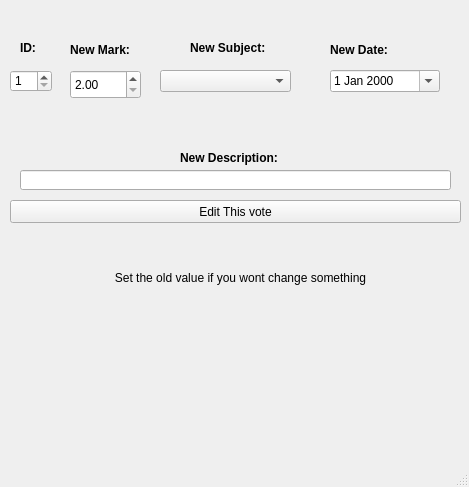
Before: the Qt Designer form editrecord.ui in ice-bit/registro, drawn with Qt 5.
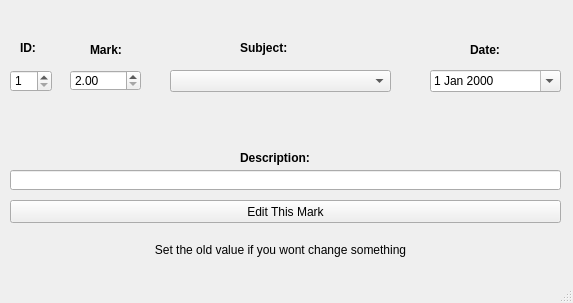
After: the same form once the commit is applied. Icons and pictures are not drawn.

Diff of the .ui file:
```diff
--- a/editrecord.ui
+++ b/editrecord.ui
@@ -6,8 +6,8 @@
       <rect>
         <x>0</x>
         <y>0</y>
-        <width>469</width>
-        <height>487</height>
+    <width>573</width>
+    <height>303</height>
       </rect>
     </property>
     <property name="windowTitle">
@@ -22,9 +22,9 @@
       <widget class="QLabel" name="label">
         <property name="geometry">
           <rect>
-            <x>70</x>
+      <x>90</x>
             <y>40</y>
-            <width>81</width>
+      <width>41</width>
             <height>20</height>
           </rect>
         </property>
@@ -35,15 +35,15 @@
           </font>
         </property>
         <property name="text">
-          <string>New Mark:</string>
+     <string>Mark:</string>
         </property>
       </widget>
       <widget class="QLabel" name="label_2">
         <property name="geometry">
           <rect>
-            <x>190</x>
+      <x>240</x>
             <y>40</y>
-            <width>101</width>
+      <width>81</width>
             <height>16</height>
           </rect>
         </property>
@@ -54,15 +54,15 @@
           </font>
         </property>
         <property name="text">
-          <string>New Subject:</string>
+     <string>Subject:</string>
         </property>
       </widget>
       <widget class="QLabel" name="label_3">
         <property name="geometry">
           <rect>
-            <x>330</x>
+      <x>470</x>
             <y>40</y>
-            <width>81</width>
+      <width>41</width>
             <height>20</height>
           </rect>
         </property>
@@ -73,15 +73,15 @@
           </font>
         </property>
         <property name="text">
-          <string>New Date:</string>
+     <string>Date:</string>
         </property>
       </widget>
       <widget class="QLabel" name="label_4">
         <property name="geometry">
           <rect>
-            <x>180</x>
+      <x>240</x>
             <y>150</y>
-            <width>121</width>
+      <width>71</width>
             <height>16</height>
           </rect>
         </property>
@@ -92,7 +92,7 @@
           </font>
         </property>
         <property name="text">
-          <string>New Description:</string>
+     <string>Description:</string>
         </property>
       </widget>
       <widget class="QComboBox" name="cbnNewSubject">
@@ -101,9 +101,9 @@
         </property>
         <property name="geometry">
           <rect>
-            <x>160</x>
+      <x>170</x>
             <y>70</y>
-            <width>131</width>
+      <width>221</width>
             <height>22</height>
           </rect>
         </property>
@@ -114,9 +114,9 @@
         </property>
         <property name="geometry">
           <rect>
-            <x>330</x>
+      <x>430</x>
             <y>70</y>
-            <width>110</width>
+      <width>131</width>
             <height>22</height>
           </rect>
         </property>
@@ -130,9 +130,9 @@
         </property>
         <property name="geometry">
           <rect>
-            <x>20</x>
+      <x>10</x>
             <y>170</y>
-            <width>431</width>
+      <width>551</width>
             <height>20</height>
           </rect>
         </property>
@@ -142,12 +142,12 @@
           <rect>
             <x>10</x>
             <y>200</y>
-            <width>451</width>
+      <width>551</width>
             <height>23</height>
           </rect>
         </property>
         <property name="text">
-          <string>Edit This vote</string>
+     <string>Edit This Mark</string>
         </property>
       </widget>
       <widget class="QLabel" name="label_5">
@@ -172,10 +172,10 @@
       <widget class="QLabel" name="label_6">
         <property name="geometry">
           <rect>
-            <x>30</x>
-            <y>270</y>
-            <width>421</width>
-            <height>16</height>
+      <x>150</x>
+      <y>240</y>
+      <width>261</width>
+      <height>20</height>
           </rect>
         </property>
         <property name="text">
@@ -220,7 +220,7 @@
             <x>70</x>
             <y>70</y>
             <width>71</width>
-            <height>29</height>
+      <height>21</height>
           </rect>
         </property>
         <property name="minimum">
```
Left out of the diff: 9 changed lines with no effect on the pictures. Lines whose indentation alone changed are shown as unchanged.
